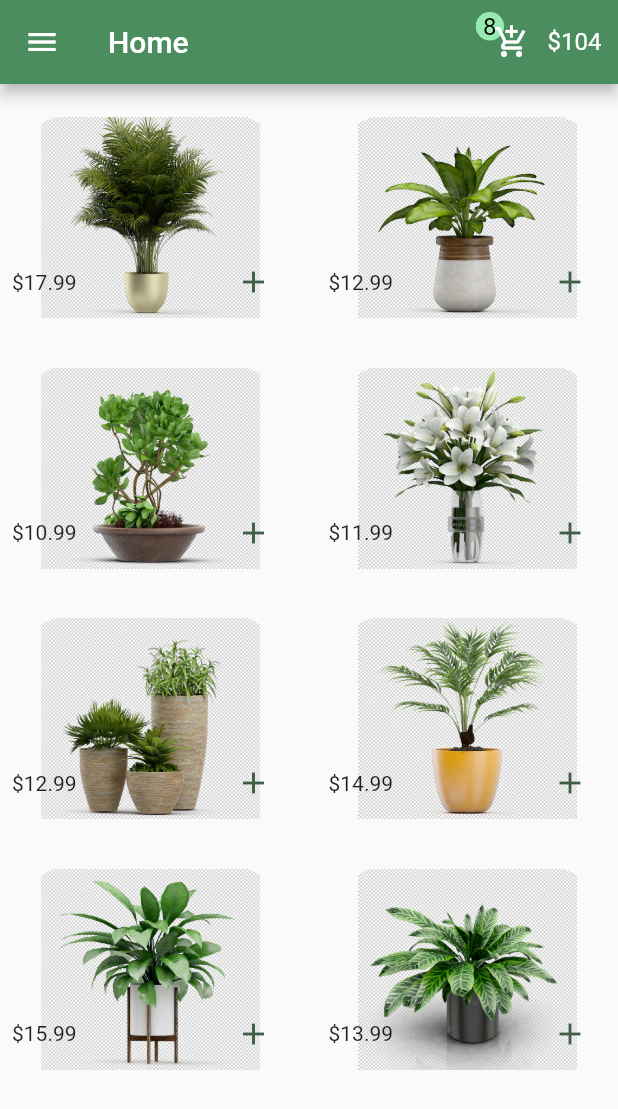
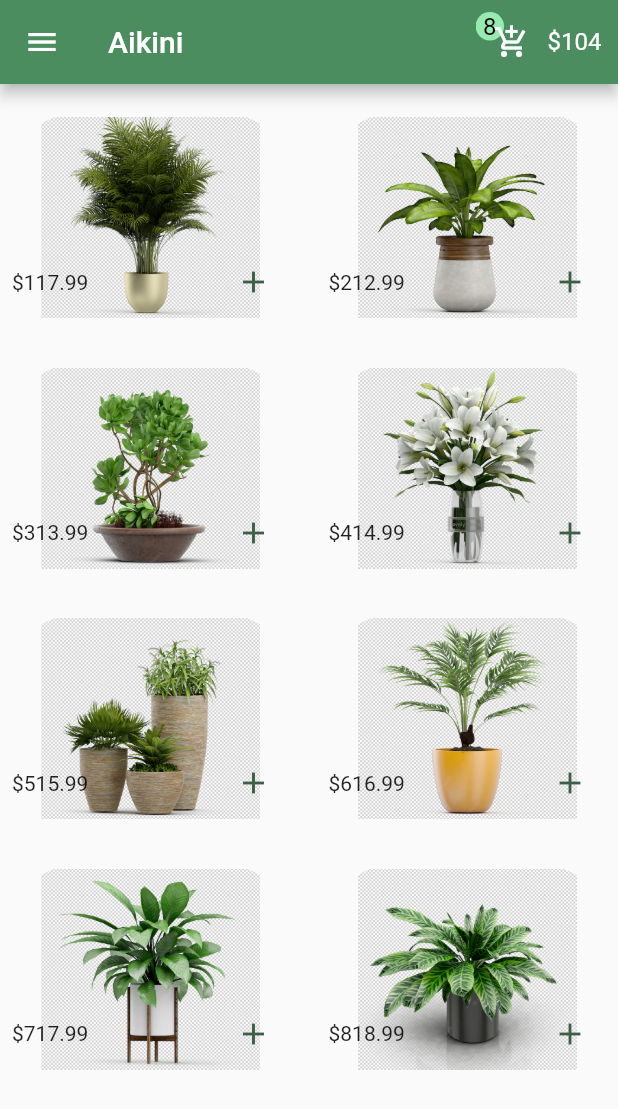
Before and after one commit to unesxavi/Flower_flutter, a Flutter app: the screen it shows after launch, on a phone screen of 412 x 824 dp. Shown: the top 1109 px of the screen. Run offline on Flutter 3.47's test engine with Material 2 defaults, Android fonts, the phone set to English and light mode, and no system bars.

Commit message:
Single page product

```diff
--- /dev/null
+++ b/lib/constants/global_variables.dart
@@ -0,0 +1 @@
+const String appName = "Aikini";
--- a/lib/main.dart
+++ b/lib/main.dart
@@ -1,5 +1,6 @@
 import 'package:flutter/material.dart';
 import 'package:flower_flutter/pages/home.dart';
+
 void main() {
   runApp(const MyApp());
 }
--- a/lib/model/item.dart
+++ b/lib/model/item.dart
@@ -3,22 +3,90 @@ class Item {
   double price;
   String location;
   String name;
+  String label;
+  String content;
 
   Item({
     required this.imgPath,
     required this.name,
     required this.price,
     this.location = "Main branch",
+    required this.label,
+    required this.content,
   });
 }
 
 final List<Item> items = [
-  Item(name: "product1", price: 17.99, imgPath: "assets/images/products/1.webp", location: "Ali shop"),
-  Item(name: "product2", price: 12.99, imgPath: "assets/images/products/2.webp"),
-  Item(name: "product3", price: 10.99, imgPath: "assets/images/products/3.webp"),
-  Item(name: "product4", price: 11.99, imgPath: "assets/images/products/4.webp"),
-  Item(name: "product5", price: 12.99, imgPath: "assets/images/products/5.webp"),
-  Item(name: "product6", price: 14.99, imgPath: "assets/images/products/6.webp"),
-  Item(name: "product7", price: 15.99, imgPath: "assets/images/products/7.webp"),
-  Item(name: "product8", price: 13.99, imgPath: "assets/images/products/8.webp"),
+  Item(
+    name: "product1",
+    price: 117.99,
+    imgPath: "assets/images/products/1.webp",
+    location: "Aikini shop",
+    label: "New",
+    content:
+        "A flower, sometimes known as a bloom or blossom, is the reproductive structure found in flowering plants (plants of the division Angiospermae). The biological function of a flower is to facilitate reproduction, usually by providing a mechanism for the union of sperm with eggs. Flowers may facilitate outcrossing (fusion of sperm and eggs from different individuals in a population) resulting from cross-pollination or allow selfing (fusion of sperm and egg from the same flower) when self-pollination occurs.",
+  ),
+  Item(
+    name: "product2",
+    price: 212.99,
+    imgPath: "assets/images/products/2.webp",
+    location: "Aikini shop",
+    label: "New",
+    content:
+        "A flower, sometimes known as a bloom or blossom, is the reproductive structure found in flowering plants (plants of the division Angiospermae). The biological function of a flower is to facilitate reproduction, usually by providing a mechanism for the union of sperm with eggs. Flowers may facilitate outcrossing (fusion of sperm and eggs from different individuals in a population) resulting from cross-pollination or allow selfing (fusion of sperm and egg from the same flower) when self-pollination occurs.",
+  ),
+  Item(
+    name: "product3",
+    price: 313.99,
+    imgPath: "assets/images/products/3.webp",
+    location: "Aikini shop",
+    label: "New",
+    content:
+        "A flower, sometimes known as a bloom or blossom, is the reproductive structure found in flowering plants (plants of the division Angiospermae). The biological function of a flower is to facilitate reproduction, usually by providing a mechanism for the union of sperm with eggs. Flowers may facilitate outcrossing (fusion of sperm and eggs from different individuals in a population) resulting from cross-pollination or allow selfing (fusion of sperm and egg from the same flower) when self-pollination occurs.",
+  ),
+  Item(
+    name: "product4",
+    price: 414.99,
+    imgPath: "assets/images/products/4.webp",
+    location: "Aikini shop",
+    label: "New",
+    content:
+        "A flower, sometimes known as a bloom or blossom, is the reproductive structure found in flowering plants (plants of the division Angiospermae). The biological function of a flower is to facilitate reproduction, usually by providing a mechanism for the union of sperm with eggs. Flowers may facilitate outcrossing (fusion of sperm and eggs from different individuals in a population) resulting from cross-pollination or allow selfing (fusion of sperm and egg from the same flower) when self-pollination occurs.",
+  ),
+  Item(
+    name: "product5",
+    price: 515.99,
+    imgPath: "assets/images/products/5.webp",
+    location: "Aikini shop",
+    label: "New",
+    content:
+        "A flower, sometimes known as a bloom or blossom, is the reproductive structure found in flowering plants (plants of the division Angiospermae). The biological function of a flower is to facilitate reproduction, usually by providing a mechanism for the union of sperm with eggs. Flowers may facilitate outcrossing (fusion of sperm and eggs from different individuals in a population) resulting from cross-pollination or allow selfing (fusion of sperm and egg from the same flower) when self-pollination occurs.",
+  ),
+  Item(
+    name: "product6",
+    price: 616.99,
+    imgPath: "assets/images/products/6.webp",
+    location: "Aikini shop",
+    label: "New",
+    content:
+        "A flower, sometimes known as a bloom or blossom, is the reproductive structure found in flowering plants (plants of the division Angiospermae). The biological function of a flower is to facilitate reproduction, usually by providing a mechanism for the union of sperm with eggs. Flowers may facilitate outcrossing (fusion of sperm and eggs from different individuals in a population) resulting from cross-pollination or allow selfing (fusion of sperm and egg from the same flower) when self-pollination occurs.",
+  ),
+  Item(
+    name: "product7",
+    price: 717.99,
+    imgPath: "assets/images/products/7.webp",
+    location: "Aikini shop",
+    label: "New",
+    content:
+        "A flower, sometimes known as a bloom or blossom, is the reproductive structure found in flowering plants (plants of the division Angiospermae). The biological function of a flower is to facilitate reproduction, usually by providing a mechanism for the union of sperm with eggs. Flowers may facilitate outcrossing (fusion of sperm and eggs from different individuals in a population) resulting from cross-pollination or allow selfing (fusion of sperm and egg from the same flower) when self-pollination occurs.",
+  ),
+  Item(
+    name: "product8",
+    price: 818.99,
+    imgPath: "assets/images/products/8.webp",
+    location: "Aikini shop",
+    label: "New",
+    content:
+        "A flower, sometimes known as a bloom or blossom, is the reproductive structure found in flowering plants (plants of the division Angiospermae). The biological function of a flower is to facilitate reproduction, usually by providing a mechanism for the union of sperm with eggs. Flowers may facilitate outcrossing (fusion of sperm and eggs from different individuals in a population) resulting from cross-pollination or allow selfing (fusion of sperm and egg from the same flower) when self-pollination occurs.",
+  ),
 ];
--- a/lib/pages/home.dart
+++ b/lib/pages/home.dart
@@ -3,6 +3,7 @@ import 'package:flutter/material.dart';
 import '../components/drawer.dart';
 import '../components/home/appbar.dart';
 import '../components/home/listproducts.dart';
+import '../constants/global_variables.dart';
 
 class Home extends StatelessWidget {
   const Home({super.key});
@@ -14,7 +15,7 @@ class Home extends StatelessWidget {
       appBar: AppBar(
         backgroundColor: appBarGreen,
         title: const Text(
-          "Home",
+          appName,
         ),
         actions: const [
           FlHAppBar(),
```
Also changed, not shown: lib/components/home/listproducts.dart (+10 -2 lines), lib/components/product/appbar.dart (added, +49 -0 lines), lib/pages/product.dart (added, +159 -0 lines).
